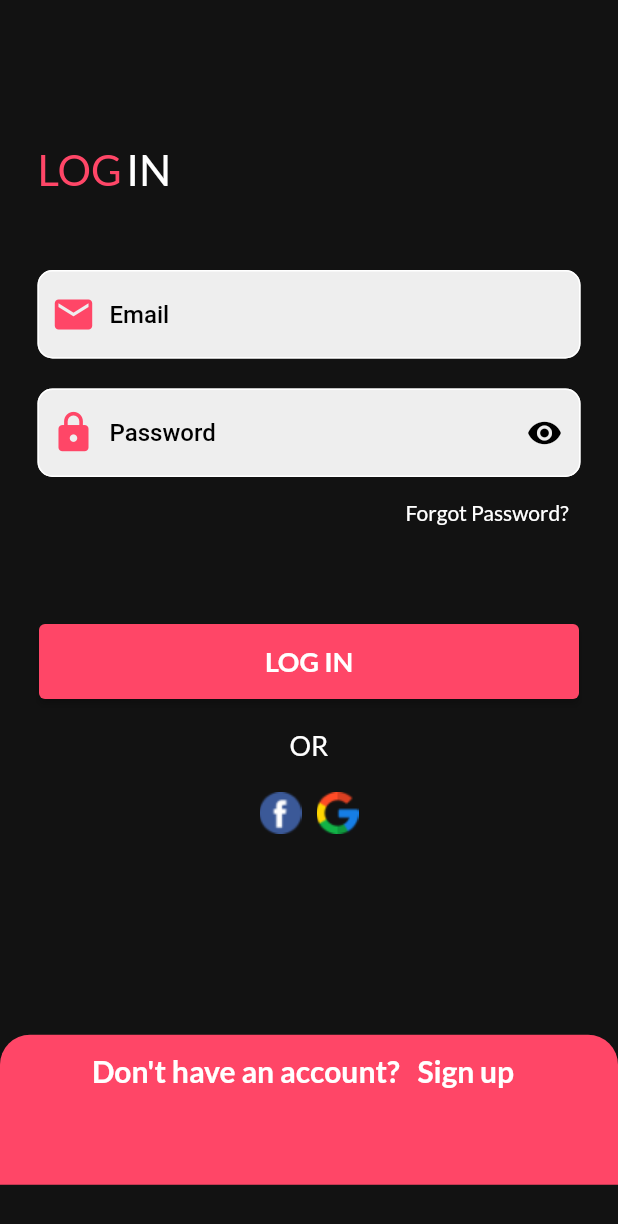
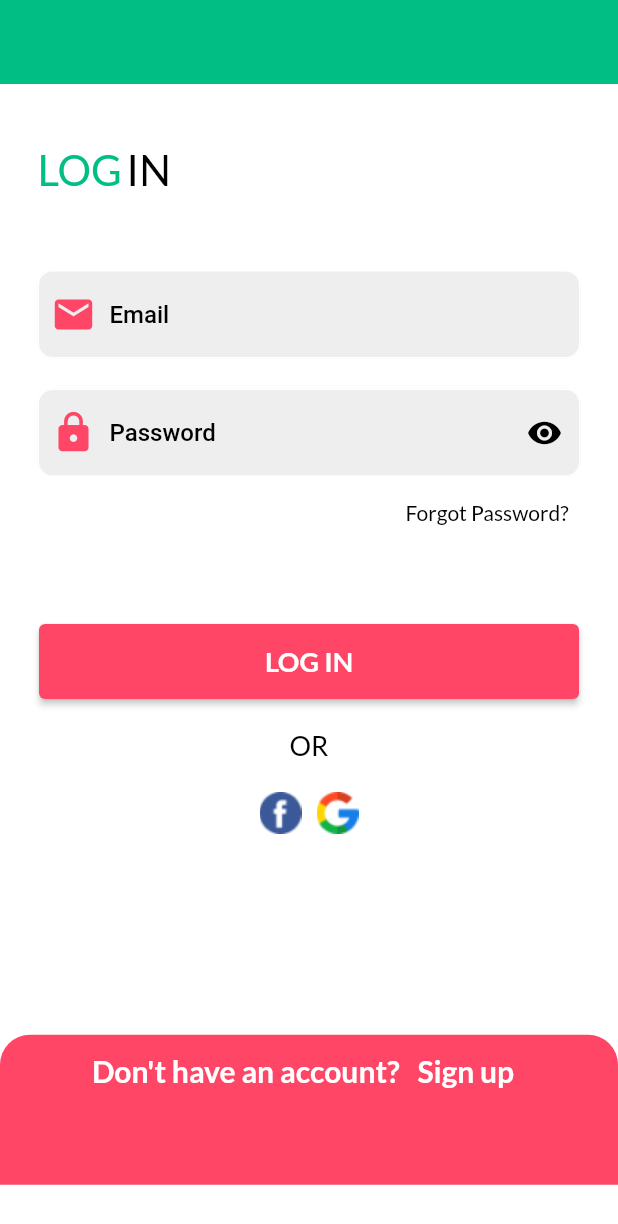
Before and after one commit to joud-almahdi/udemyecommercemadewithflutter, a Flutter app: the screen it shows after launch, after a tap on "Get Started", on a phone screen of 412 x 824 dp. Shown: the top 1224 px of the screen. Run offline on Flutter 3.47's test engine with Material 2 defaults, Android fonts, the phone set to English and light mode, and no system bars; our stand-ins replace firebase_auth, firebase_core, get, get_storage, google_fonts, google_sign_in and 1 more; missing offline and left inert: dart:ffi; accounts and stored records are empty.

Commit message:
section 7

```diff
--- /dev/null
+++ b/lib/Logic/Controllers/Binding/mainbinding.dart
@@ -0,0 +1,9 @@
+import 'package:get/get.dart';
+import 'package:udemyecommerce/Logic/Controllers/maincontroller.dart';
+
+class Mainbinding extends Bindings {
+  @override
+  void dependencies() {
+    Get.put(MainController());
+  }
+}
--- /dev/null
+++ b/lib/Logic/Controllers/themecontroller.dart
@@ -0,0 +1,29 @@
+import 'package:flutter/material.dart';
+import 'package:get/get.dart';
+import 'package:get/get_core/src/get_main.dart';
+import 'package:get_storage/get_storage.dart';
+
+import '../../Utils/theme.dart';
+
+class ThemeController {
+  final key = 'isDarkModes';
+  final GetStorage boxstorage = GetStorage();
+
+  void changetheme() {
+    Get.changeThemeMode(
+        getThemeDataFromBox() ? ThemeMode.light : ThemeMode.dark);
+
+    saveThemeDataInBox(!getThemeDataFromBox());
+  }
+
+  ThemeMode get themeDataGet =>
+      getThemeDataFromBox() ? ThemeMode.dark : ThemeMode.light;
+
+  saveThemeDataInBox(bool isdark) {
+    boxstorage.write(key, isdark);
+  }
+
+  bool getThemeDataFromBox() {
+    return boxstorage.read<bool>(key) ?? false;
+  }
+}
--- a/lib/Routes/routes.dart
+++ b/lib/Routes/routes.dart
@@ -1,5 +1,6 @@
 import 'package:get/get.dart';
 import 'package:udemyecommerce/Logic/Controllers/Binding/authbinding.dart';
+import 'package:udemyecommerce/Logic/Controllers/Binding/mainbinding.dart';
 import 'package:udemyecommerce/View/Screens/auth/forgot.dart';
 import 'package:udemyecommerce/View/Screens/auth/login.dart';
 import 'package:udemyecommerce/View/Screens/auth/signup.dart';
@@ -10,6 +11,7 @@ import '../View/Screens/welcome.dart';
 class AppRoutes {
   // initialRoute:
   static const welcome = Routes.welocmescreen;
+  static const mainscreen = Routes.mainscreen;
 
   //     getPages:
   static final routes = [
@@ -29,7 +31,7 @@ class AppRoutes {
     GetPage(
         name: Routes.mainscreen,
         page: (() => MainScreen()),
-        binding: Authbinding()),
+        bindings: [Authbinding(), Mainbinding()]),
   ];
 }
 
--- a/lib/View/Screens/auth/forgot.dart
+++ b/lib/View/Screens/auth/forgot.dart
@@ -31,7 +31,7 @@ class ForgotPassword extends StatelessWidget {
               icon: Icon(Icons.arrow_back)),
           actions: [],
         ),
-        backgroundColor: Get.isDarkMode ? Colors.white : darkGreyClr,
+        backgroundColor: context.theme.backgroundColor,
         body: Form(
             key: Formkey,
             child: SingleChildScrollView(
--- a/lib/View/Screens/auth/login.dart
+++ b/lib/View/Screens/auth/login.dart
@@ -24,11 +24,11 @@ class Login extends StatelessWidget {
   Widget build(BuildContext context) {
     return SafeArea(
       child: Scaffold(
+        backgroundColor: context.theme.backgroundColor,
         appBar: AppBar(
-          backgroundColor: Get.isDarkMode ? Colors.white : darkGreyClr,
+          backgroundColor: Get.isDarkMode ? darkGreyClr : mainColor,
           elevation: 0,
         ),
-        backgroundColor: Get.isDarkMode ? Colors.white : darkGreyClr,
         body: SingleChildScrollView(
           child: Column(
             children: [
@@ -47,7 +47,7 @@ class Login extends StatelessWidget {
                                 text: "LOG",
                                 fontSize: 28,
                                 fontWeight: FontWeight.w500,
-                                color: Get.isDarkMode ? mainColor : pinkClr,
+                                color: Get.isDarkMode ? pinkClr : mainColor,
                                 underline: TextDecoration.none),
                             SizedBox(
                               width: 3,
@@ -57,8 +57,8 @@ class Login extends StatelessWidget {
                                 fontSize: 28,
                                 fontWeight: FontWeight.w500,
                                 color: Get.isDarkMode
-                                    ? Colors.black
-                                    : Colors.white,
+                                    ? Colors.white
+                                    : Colors.black,
                                 underline: TextDecoration.none),
                           ],
                         ),
@@ -132,8 +132,8 @@ class Login extends StatelessWidget {
                                   fontSize: 14,
                                   fontWeight: FontWeight.normal,
                                   color: Get.isDarkMode
-                                      ? Colors.black
-                                      : Colors.white,
+                                      ? Colors.white
+                                      : Colors.black,
                                   underline: TextDecoration.none),
                             )),
                         SizedBox(
@@ -158,7 +158,7 @@ class Login extends StatelessWidget {
                             text: "OR",
                             fontSize: 18,
                             fontWeight: FontWeight.normal,
-                            color: Get.isDarkMode ? Colors.black : Colors.white,
+                            color: Get.isDarkMode ? Colors.white : Colors.black,
                             underline: TextDecoration.none),
                         SizedBox(
                           height: 20,
--- a/lib/View/Screens/auth/signup.dart
+++ b/lib/View/Screens/auth/signup.dart
@@ -29,7 +29,7 @@ class Signup extends StatelessWidget {
           backgroundColor: Get.isDarkMode ? Colors.white : darkGreyClr,
           elevation: 0,
         ),
-        backgroundColor: Get.isDarkMode ? Colors.white : darkGreyClr,
+        backgroundColor: context.theme.backgroundColor,
         body: SingleChildScrollView(
           child: Column(
             children: [
@@ -58,8 +58,8 @@ class Signup extends StatelessWidget {
                                 fontSize: 28,
                                 fontWeight: FontWeight.w500,
                                 color: Get.isDarkMode
-                                    ? Colors.black
-                                    : Colors.white,
+                                    ? Colors.white
+                                    : Colors.black,
                                 underline: TextDecoration.none),
                           ],
                         ),
--- a/lib/main.dart
+++ b/lib/main.dart
@@ -1,13 +1,19 @@
 //import 'package:firebase_core/firebase_core.dart';
+import 'package:firebase_auth/firebase_auth.dart';
 import 'package:flutter/cupertino.dart';
 import 'package:flutter/material.dart';
 import 'package:get/get.dart';
+import 'package:get_storage/get_storage.dart';
+import 'package:udemyecommerce/Logic/Controllers/themecontroller.dart';
 import 'package:udemyecommerce/Routes/routes.dart';
 import 'package:firebase_core/firebase_core.dart';
+import 'package:udemyecommerce/Utils/theme.dart';
+import 'Logic/Controllers/maincontroller.dart';
 import 'firebase_options.dart';
 
 void main() async {
   WidgetsFlutterBinding.ensureInitialized();
+  await GetStorage.init();
   await Firebase.initializeApp();
   runApp(const MyApp());
 }
@@ -20,10 +26,13 @@ class MyApp extends StatelessWidget {
     return GetMaterialApp(
       title: 'Flutter Demo',
       debugShowCheckedModeBanner: false,
-      theme: ThemeData(
-        primarySwatch: Colors.blue,
-      ),
-      initialRoute: AppRoutes.welcome,
+      theme: ThemesApp.light,
+      darkTheme: ThemesApp.dark,
+      themeMode: ThemeController().themeDataGet,
+      initialRoute: FirebaseAuth.instance.currentUser != null ||
+              GetStorage().read<bool>("auth") == true
+          ? AppRoutes.mainscreen
+          : AppRoutes.welcome,
       getPages: AppRoutes.routes,
     );
   }
```
Also changed, not shown: lib/Logic/Controllers/authcontroller.dart (+27 -2 lines), lib/Logic/Controllers/maincontroller.dart (added, +23 -0 lines), lib/View/Screens/categoryscreen.dart (+15 -0 lines), lib/View/Screens/favoritescreen.dart (+15 -0 lines), lib/View/Screens/homescreen.dart (+15 -0 lines), lib/View/Screens/mainscreen.dart (+72 -6 lines), lib/View/Screens/settingscreen.dart (+74 -0 lines).
